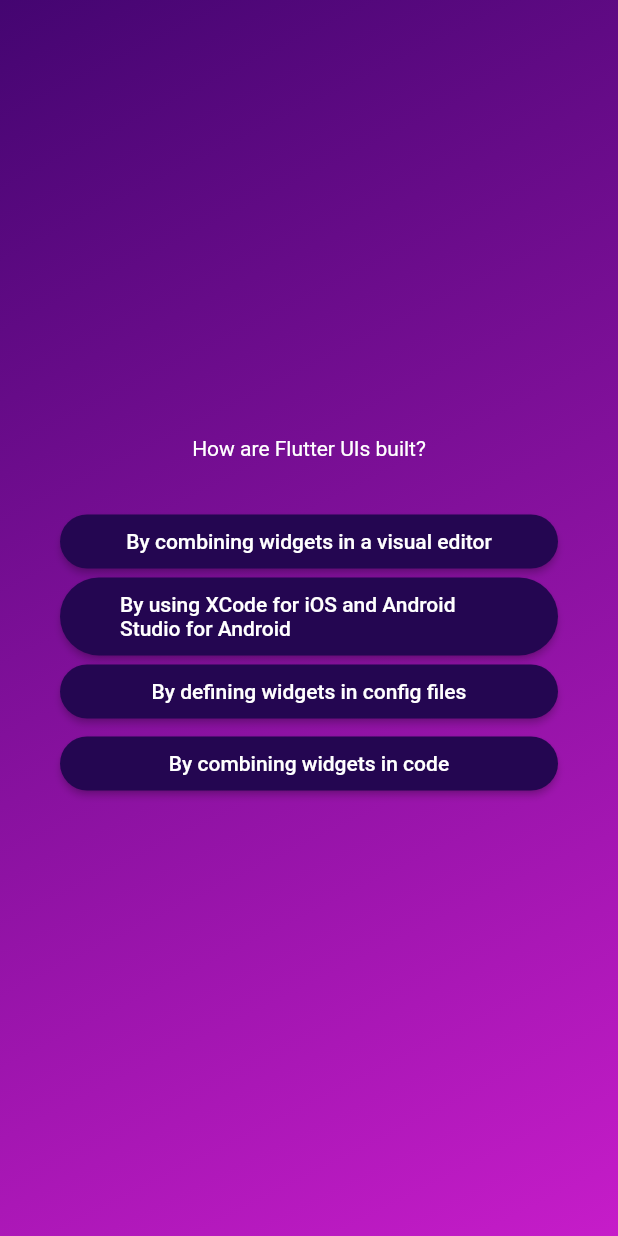
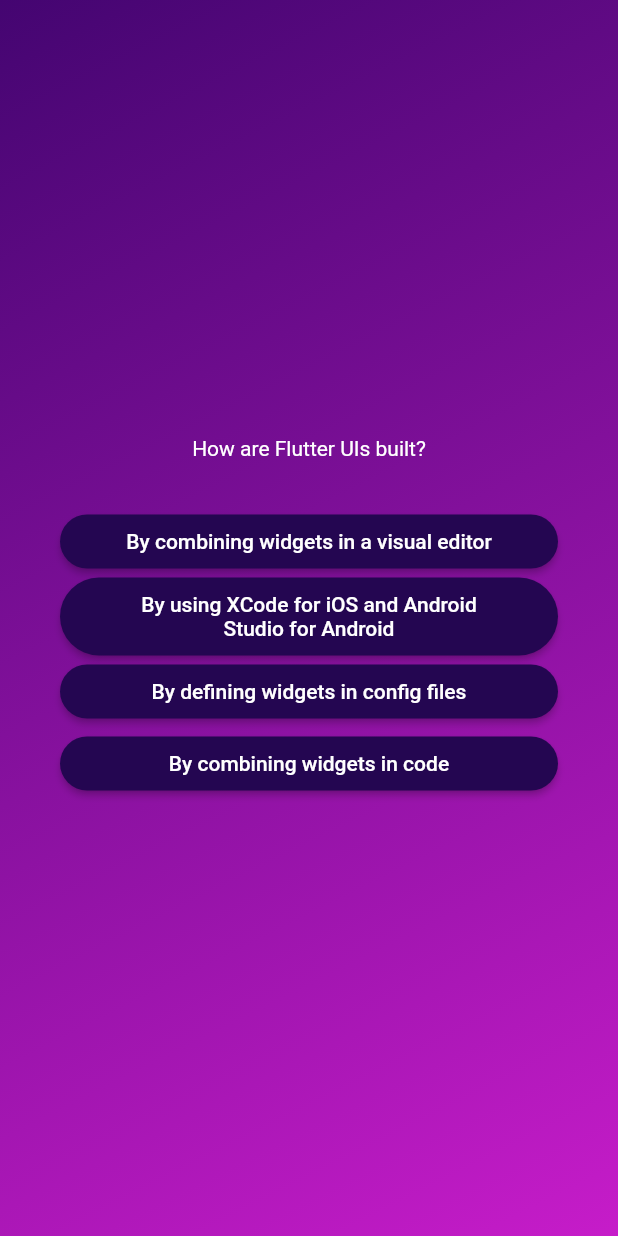
Before and after one commit to itachi-p/flutter-udemy-demoapps, a Flutter app: the screen it shows after launch, after a tap on "Start Quiz", after a tap on "Components", on a phone screen of 412 x 824 dp. Run offline on Flutter 3.47's test engine with Material 2 defaults, Android fonts, the phone set to English and light mode, and no system bars.

Commit message:
More on Button Styling

```diff
--- a/adv_basics/lib/answer_button.dart
+++ b/adv_basics/lib/answer_button.dart
@@ -28,7 +28,7 @@ class AnswerButton extends StatelessWidget {
           borderRadius: BorderRadius.circular(40),
         ),
       ),
-      child: Text(answerText),
+      child: Text(answerText, textAlign: TextAlign.center),
     );
   }
 }
--- a/adv_basics/lib/questions_screen.dart
+++ b/adv_basics/lib/questions_screen.dart
@@ -16,6 +16,7 @@ class _QuestionsScreenState extends State<QuestionsScreen> {
   // Stateとして現在の問題番号を保持し、番号に応じた問題を取得する
   int currentQuestionIndex = 0;
   // 回答が選ばれたらその回答番号を保存し、次の問題に進む
+  // (現時点では回答の保存と最後の問題に達した時の処理は実装していない)
   void answerQuestion() {
     setState(() {
       currentQuestionIndex++;
```
